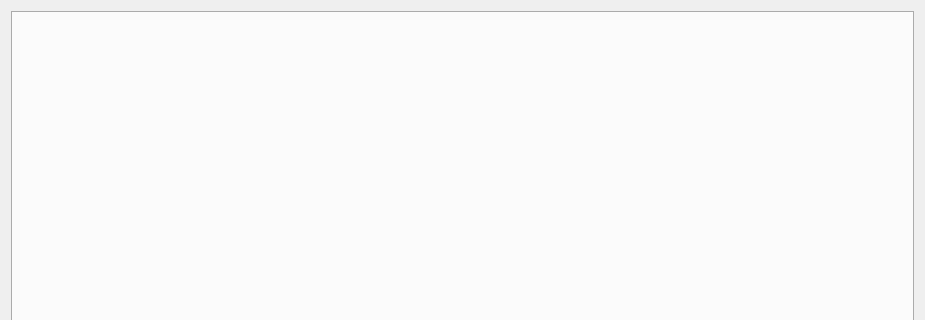
Before: the Qt Designer form resources/workbook.ui in lesca-research/piccel, drawn with Qt 5; both pictures show x 0 to 925 and y 0 to 320 of the 925 by 663 pixel window.
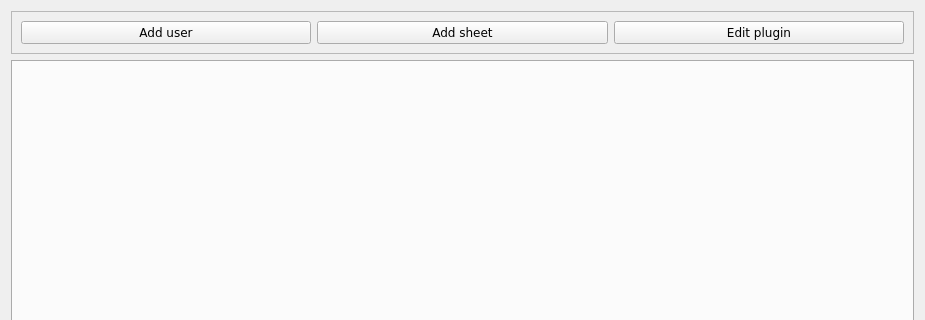
After: the same form once the commit is applied.

Commit message: All features of form edition implemented. Need a bit of refactor for better widget integration. Add UI for workbook creation. Improve icons.

```diff
--- a/resources/workbook.ui
+++ b/resources/workbook.ui
@@ -19,6 +19,39 @@
    <string>Form</string>
   </property>
   <layout class="QVBoxLayout" name="verticalLayout">
+   <item>
+    <widget class="QFrame" name="frame">
+     <property name="frameShape">
+      <enum>QFrame::StyledPanel</enum>
+     </property>
+     <property name="frameShadow">
+      <enum>QFrame::Raised</enum>
+     </property>
+     <layout class="QHBoxLayout" name="horizontalLayout">
+      <item>
+       <widget class="QPushButton" name="add_user_button">
+        <property name="text">
+         <string>Add user</string>
+        </property>
+       </widget>
+      </item>
+      <item>
+       <widget class="QPushButton" name="add_sheet_button">
+        <property name="text">
+         <string>Add sheet</string>
+        </property>
+       </widget>
+      </item>
+      <item>
+       <widget class="QPushButton" name="edit_plugin_button">
+        <property name="text">
+         <string>Edit plugin</string>
+        </property>
+       </widget>
+      </item>
+     </layout>
+    </widget>
+   </item>
    <item>
     <widget class="QTabWidget" name="tabWidget">
      <property name="font">
```
The commit also changes 18 other files.
